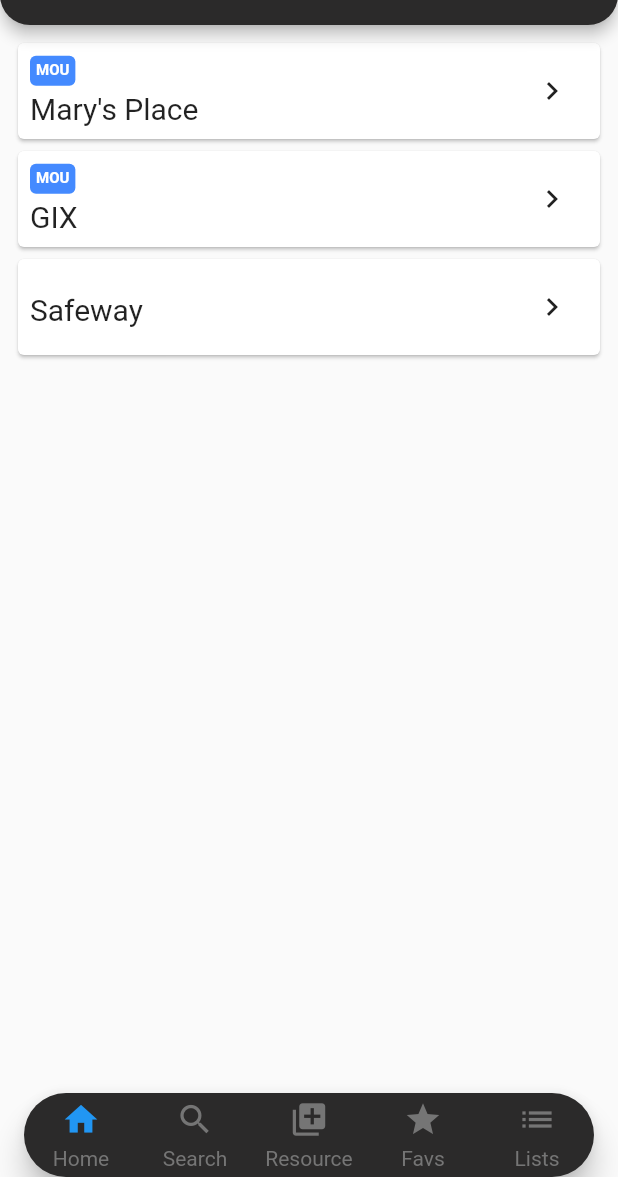
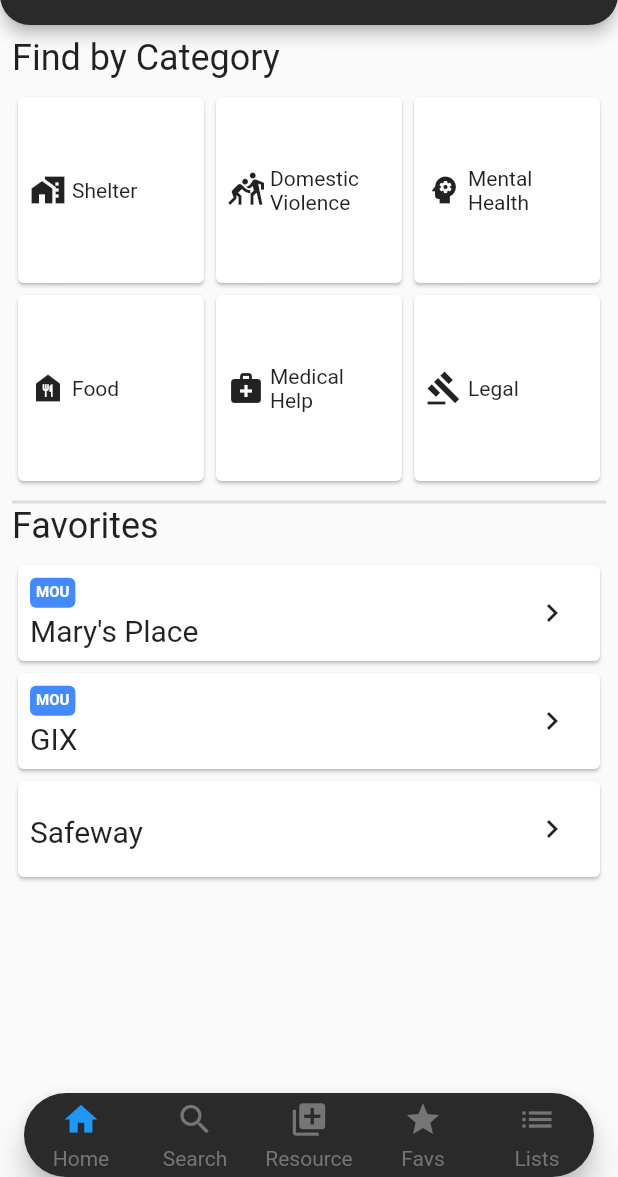
Before and after one commit to imjacobestep/honeycomb, a Flutter app: the screen it shows after launch, on a phone screen of 412 x 824 dp, the part 59-1236 px from its top. Run offline on Flutter 3.47's test engine with Material 2 defaults, Android fonts, the phone set to English and light mode, and no system bars; drawn by our look-alikes of custom_navigation_bar; our stand-ins replace dot_navigation_bar, flutter_snake_navigationbar, google_nav_bar; missing offline and left inert: floating_navigation_bar, flutter_polygon, maps_launcher, material_color_generator.

Commit message:
Added non-functioning category shortcuts to home Switched to a better maps query provider Switched to hexagon verification badge

```diff
--- a/honeycomb_test/lib/main.dart
+++ b/honeycomb_test/lib/main.dart
@@ -4,9 +4,8 @@
 import 'package:flutter/material.dart';
 import 'package:flutter_snake_navigationbar/flutter_snake_navigationbar.dart';
 import 'package:google_nav_bar/google_nav_bar.dart';
-import 'package:honeycomb_test/models/provider.dart';
 import 'package:honeycomb_test/models/resource_list.dart';
-import 'package:honeycomb_test/models/service.dart';
+import 'package:honeycomb_test/utilities.dart';
 import 'package:material_color_generator/material_color_generator.dart';
 
 void main() {
@@ -40,7 +39,6 @@
 }
 
 class _MyHomePageState extends State<MyHomePage> {
-  int _counter = 0;
   int _currentIndex = 0;
 
   List<String> navs = ["stock", "custom", "snake", "google", "floating", "dot"];
@@ -120,6 +118,34 @@
         }
         break;
     }
+  }
+
+  Widget filterCard(IconData icon, String label) {
+    return Container(
+      height: 100,
+      width: double.infinity,
+      child: Card(
+        child: InkWell(
+          onTap: () {},
+          child: Padding(
+            padding: const EdgeInsets.all(8.0),
+            child: Row(
+              children: [
+                Icon(icon),
+                getSpacer(4),
+                Expanded(
+                  child: Text(
+                    label,
+                    overflow: TextOverflow.ellipsis,
+                    maxLines: 3,
+                  ),
+                )
+              ],
+            ),
+          ),
+        ),
+      ),
+    );
   }
 
   TextStyle labelStyle = TextStyle(color: Colors.grey[600]);
@@ -297,12 +323,47 @@
             borderRadius: BorderRadius.vertical(bottom: Radius.circular(20))),
         title: Text(
           widget.title,
-          //style: TextStyle(color: Colors.white),
         ),
         backgroundColor: const Color(0xFF2B2A2A),
         foregroundColor: Colors.white,
       ),
-      body: ListView.builder(
+      body: ListView(
+        children: [
+          Padding(
+            padding: const EdgeInsets.fromLTRB(8.0, 8, 0, 0),
+            child: Text(
+              "Find by Category",
+              style: Theme.of(context).textTheme.headlineSmall,
+            ),
+          ),
+          GridView.count(
+            shrinkWrap: true,
+            crossAxisCount: 3,
+            padding: EdgeInsets.all(8),
+            children: [
+              filterCard(Icons.home_work, "Shelter"),
+              filterCard(Icons.sports_kabaddi, "Domestic Violence"),
+              filterCard(Icons.psychology, "Mental Health"),
+              filterCard(Icons.food_bank, "Food"),
+              filterCard(Icons.medical_services, "Medical Help"),
+              filterCard(Icons.gavel, "Legal"),
+            ],
+          ),
+          Divider(
+            height: 4,
+            thickness: 2,
+            indent: 8,
+            endIndent: 8,
+          ),
+          Padding(
+            padding: const EdgeInsets.fromLTRB(8.0, 0, 0, 0),
+            child: Text(
+              "Favorites",
+              style: Theme.of(context).textTheme.headlineSmall,
+            ),
+          ),
+          ListView.builder(
+            physics: NeverScrollableScrollPhysics(),
             padding: const EdgeInsets.all(8),
             shrinkWrap: true,
             itemCount: resourceList.providerList.length,
@@ -310,6 +371,8 @@
               return resourceList.providerList[index].getCard(context);
             },
           ),
+        ],
+      ),
       bottomNavigationBar: customNav(),
       //getNav2(),
     );
--- a/honeycomb_test/lib/pages/service_details.dart
+++ b/honeycomb_test/lib/pages/service_details.dart
@@ -2,6 +2,7 @@
 import 'package:flutter/material.dart';
 import 'package:honeycomb_test/models/service.dart';
 import 'package:honeycomb_test/utilities.dart';
+import 'package:maps_launcher/maps_launcher.dart';
 import 'package:url_launcher/url_launcher.dart';
 
 class ServiceDetails extends StatefulWidget {
@@ -86,8 +87,8 @@
         {
           return IconButton(
               onPressed: () {
-                launchUrl(Uri.parse(
-                    "https://maps.google.com?q=${widget.service.serviceAddress.replaceAll(RegExp(" "), "+")}"));
+                MapsLauncher.launchQuery(widget.service.serviceAddress);
+                //launchUrl(Uri.parse("https://maps.google.com?q=${widget.service.serviceAddress.replaceAll(RegExp(" "), "+")}"));
               },
               icon: Icon(Icons.map_outlined));
         }
--- a/honeycomb_test/lib/utilities.dart
+++ b/honeycomb_test/lib/utilities.dart
@@ -7,3 +7,13 @@
     height: size,
   );
 }
+
+List<String> categories = [
+  "Food",
+  "Shelter",
+  "Mental Health",
+  "Medical",
+  "Legal",
+  "Immigration",
+  "Domestic Violence"
+];
--- a/honeycomb_test/pubspec.yaml
+++ b/honeycomb_test/pubspec.yaml
@@ -44,6 +44,7 @@
   dot_navigation_bar: ^1.0.1+4
   flutter_polygon: ^0.2.0
   url_launcher: ^6.1.6
+  maps_launcher: ^2.0.1
 
 dev_dependencies:
   flutter_test:
```
Also changed, not shown: honeycomb_test/lib/models/service.dart (+5 -3 lines), honeycomb_test/lib/pages/provider_details.dart (+23 -2 lines), honeycomb_test/pubspec.lock. Lines whose indentation alone changed are shown as unchanged.
